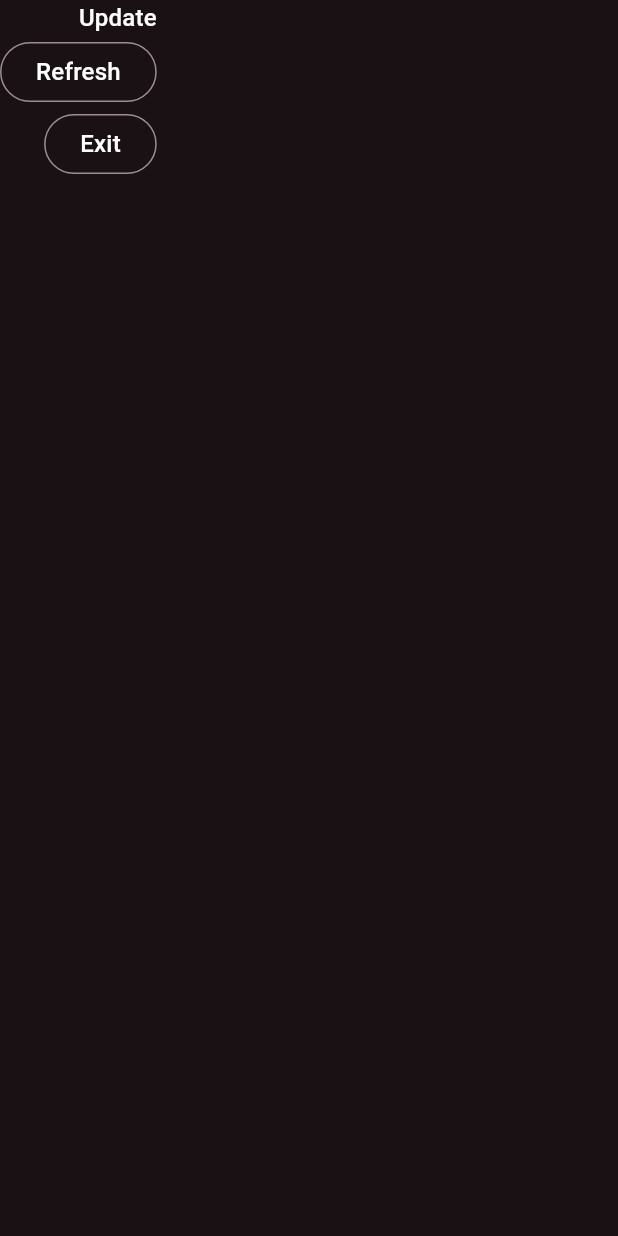
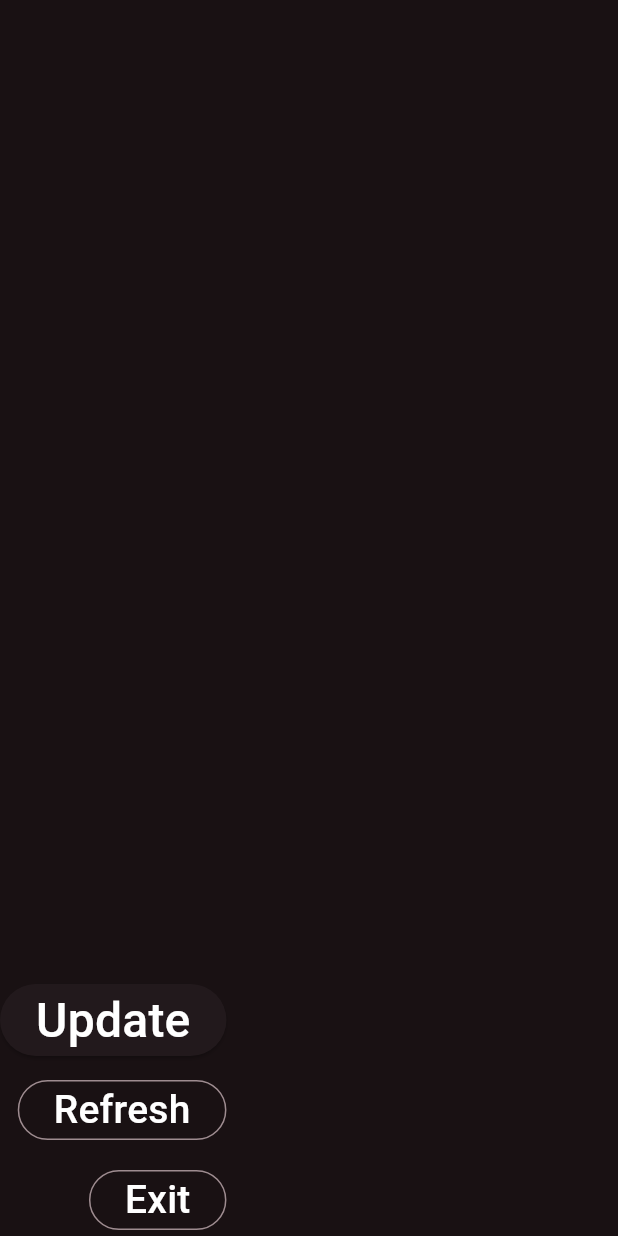
Before and after one commit to aon2developer/x2_fwupdate, a Flutter app: the Buttons widget shown alone on an empty page, opened directly, after a tap on "Refresh", on a phone screen of 412 x 824 dp. Run offline on Flutter 3.47's test engine with Material 2 defaults, Android fonts, the phone set to English and light mode, and no system bars; our stand-ins replace flutter_riverpod; missing offline and left inert: flutter_libserialport.

Commit message:
Reorganised widgets

```diff
--- a/lib/main.dart
+++ b/lib/main.dart
@@ -10,9 +10,13 @@ final theme = ThemeData(
     ),
     // TODO: configure text colors
     textTheme: const TextTheme(
-      titleLarge: TextStyle(color: Colors.white),
-      titleMedium: TextStyle(color: Colors.grey),
-      bodyMedium: TextStyle(color: Colors.grey),
+      titleLarge: TextStyle(color: Colors.white, fontSize: 58),
+      titleMedium: TextStyle(
+        color: Colors.grey,
+      ),
+      bodyMedium: TextStyle(
+        color: Colors.grey,
+      ),
     ));
 
 class App extends StatelessWidget {
--- a/lib/providers/devices_provider.dart
+++ b/lib/providers/devices_provider.dart
@@ -8,9 +8,9 @@ class AvailableDevicesNotifier extends StateNotifier<List<SerialPort>> {
   AvailableDevicesNotifier() : super([]);
 
   // TODO: able to implement getter instead?
-  void getAvailablePorts() {
+  void getFilteredPorts() {
     final availablePorts = SerialPort.availablePorts;
-    List<SerialPort> devices = [];
+    List<SerialPort> filteredPorts = [];
 
     for (final port in availablePorts) {
       final device = SerialPort(port);
@@ -22,11 +22,11 @@ class AvailableDevicesNotifier extends StateNotifier<List<SerialPort>> {
       // TODO: find a more specific way to filter devices
       // if (device.productId == 3268 && device.vendorId == 5840) {
       if (device.description!.contains('X2')) {
-        devices.add(device);
+        filteredPorts.add(device);
       }
     }
 
-    state = devices;
+    state = filteredPorts;
   }
 }
 
--- a/lib/widgets/buttons.dart
+++ b/lib/widgets/buttons.dart
@@ -11,23 +11,37 @@ class Buttons extends ConsumerWidget {
   Widget build(BuildContext context, WidgetRef ref) {
     return Column(
       crossAxisAlignment: CrossAxisAlignment.end,
+      mainAxisAlignment: MainAxisAlignment.end,
       children: [
-        Text(
-          'Update',
-          style: Theme.of(context).textTheme.titleMedium!.copyWith(
-                color: Colors.white,
-              ),
+        ElevatedButton(
+          onPressed: () {
+            print('Update');
+          },
+          child: Text(
+            'Update',
+            style: Theme.of(context).textTheme.titleMedium!.copyWith(
+                  color: Colors.white,
+                  fontSize: 32,
+                ),
+          ),
+        ),
+        SizedBox(
+          height: 12,
         ),
         OutlinedButton(
           onPressed: () {
-            ref.read(devicesProvider.notifier).getAvailablePorts();
+            ref.read(devicesProvider.notifier).getFilteredPorts();
           },
           child: Text(
             'Refresh',
             style: Theme.of(context).textTheme.titleMedium!.copyWith(
                   color: Colors.white,
+                  fontSize: 26,
                 ),
           ),
+        ),
+        SizedBox(
+          height: 12,
         ),
         OutlinedButton(
           onPressed: () => exit(0), // TODO: add graceful exit
@@ -35,6 +49,7 @@ class Buttons extends ConsumerWidget {
             'Exit',
             style: Theme.of(context).textTheme.titleMedium!.copyWith(
                   color: Colors.white,
+                  fontSize: 26,
                 ),
           ),
         )
```
Also changed, not shown: lib/update_screen.dart (+14 -2 lines).
